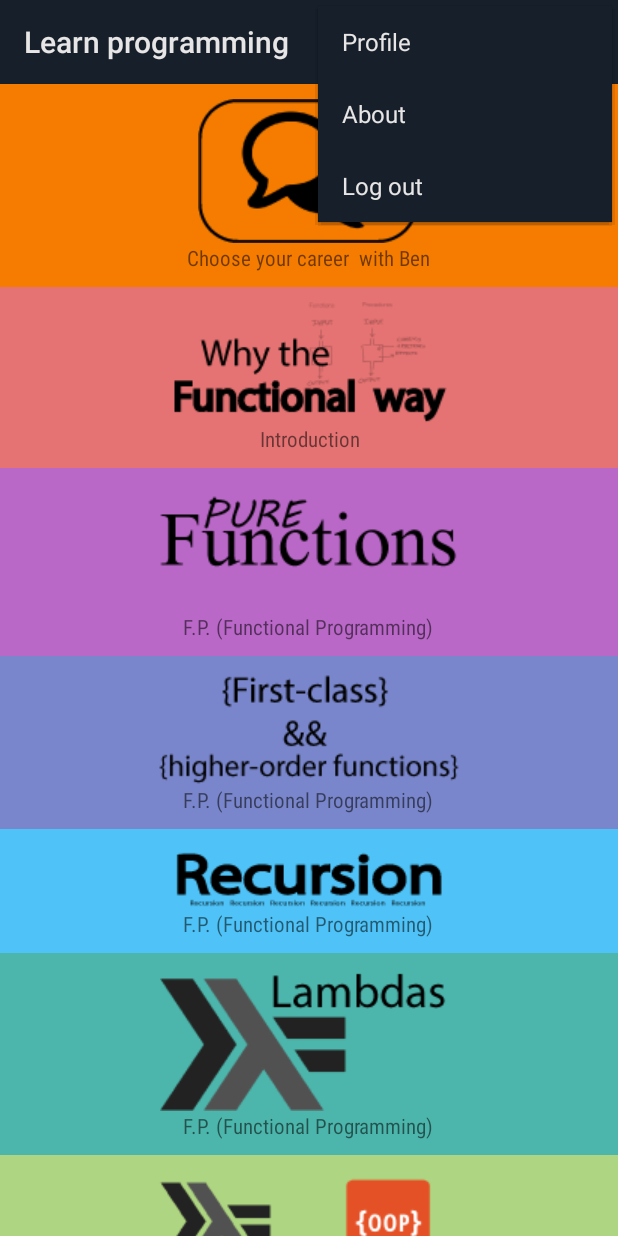
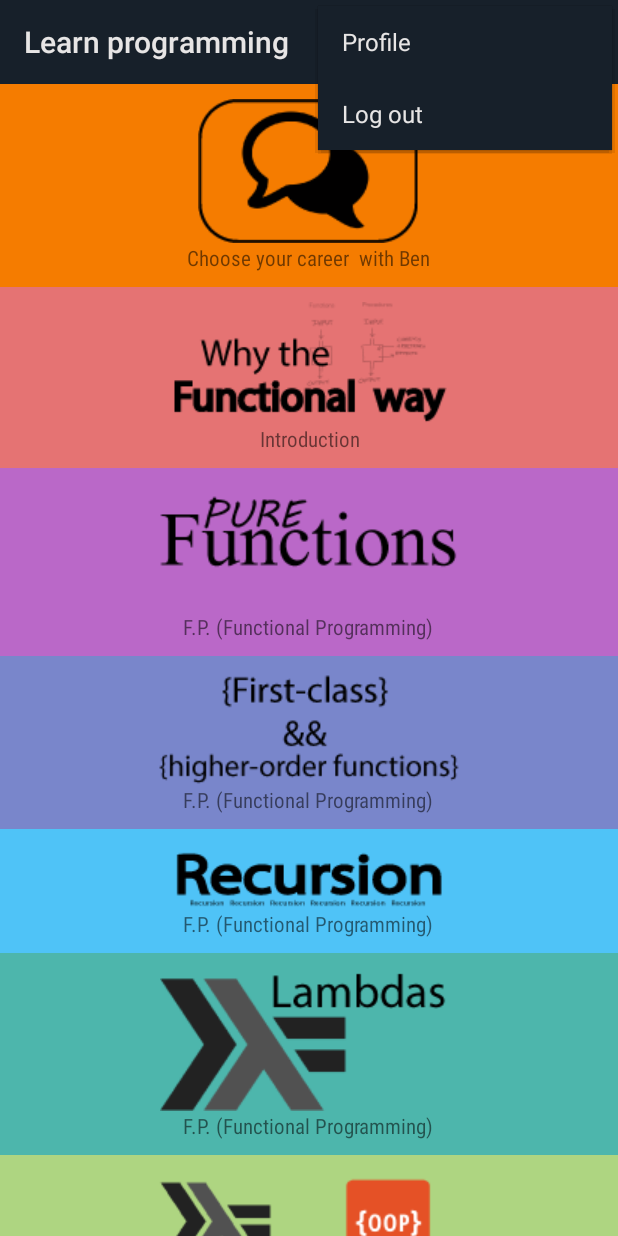
Before and after one commit to Kanames/Proiect_LearningByPlayingGame, an Android app: the MainActivity screen opened directly, with no data from a screen before it, with the options menu open, on a phone screen of 412 x 824 dp. Run offline under Robolectric (Android 15) with nearby library versions, the phone set to English and light mode, and no system bars; 4 statements that could not run were skipped.

Commit message:
70% done ( incercam sa il facem dinamic )

```diff
--- a/app/src/main/java/ro/LearnByPLaying/Activitati/LoginActivity.java
+++ b/app/src/main/java/ro/LearnByPLaying/Activitati/LoginActivity.java
@@ -26,7 +26,11 @@ import com.google.firebase.database.DatabaseReference;
 import com.google.firebase.database.FirebaseDatabase;
 import com.google.firebase.database.ValueEventListener;
 
+import java.util.ArrayList;
+
 import javax.security.auth.login.LoginException;
+
+import ro.LearnByPLaying.Beans.Courses;
 import ro.LearnByPLaying.Beans.User;
 import ro.LearnByPLaying.Utilitare.FirebaseRealtimeDBUtils;
 import ro.LearnByPLaying.Utilitare.StringUtils;
@@ -110,6 +114,7 @@ public class LoginActivity extends AppCompatActivity {
                                                                                                   Log.d("Activitati", TAG+"FirstNameDB email: " + user[0].getFirstName());
                                                                                                   intent.putExtra("SESSION_USER", user[0]);
                                                                                                   if(user[0].getNickName() != null) {
+                                                                                                      final ArrayList<Courses> cursuri = FirebaseRealtimeDBUtils.getCoursesList();
                                                                                                       Intent intent2 = new Intent(LoginActivity.this, MainActivity.class);
                                                                                                       intent2.putExtra("SESSION_USER", user[0]);
                                                                                                       startActivity(intent2);
--- a/app/src/main/java/ro/LearnByPLaying/Utilitare/StringUtils.java
+++ b/app/src/main/java/ro/LearnByPLaying/Utilitare/StringUtils.java
@@ -146,6 +146,7 @@ public class StringUtils {
     }
 
 
+
     /**
      * Old method in OOP style
      * @param object
--- a/app/src/main/res/drawable/bg_circle.xml
+++ /dev/null
@@ -1,6 +0,0 @@
-<?xml version="1.0" encoding="utf-8"?>
-<shape xmlns:android="http://schemas.android.com/apk/res/android"
-    android:shape="oval">
-    <solid android:color="@color/colorPrimary"/>
-    <size android:width="120dp" android:height="120dp"/>
-</shape>
--- a/app/src/main/res/menu/menu.xml
+++ b/app/src/main/res/menu/menu.xml
@@ -13,9 +13,9 @@
     <item android:id="@+id/menu_profile"
         android:title="Profile"
         app:showAsAction="never"/>
-    <item android:id="@+id/menu_about"
-        android:title="About"
-        app:showAsAction="never"/>
+    <!--<item android:id="@+id/menu_about"-->
+        <!--android:title="About"-->
+        <!--app:showAsAction="never"/>-->
     <item android:id="@+id/log_out"
         android:title="Log out"
         app:showAsAction="never"/>
--- a/app/src/main/res/values/strings.xml
+++ b/app/src/main/res/values/strings.xml
@@ -157,11 +157,6 @@
     <string name="action_settings">Settings</string>
 
 
-
-
-
-
-
     <!-- "Material is the metaphor.\n\n"-->
     <string name="lesson_functional_programming" formatted="false">
          <![CDATA[
@@ -282,7 +277,36 @@
     <string name="lesson_recursion" formatted="false">
          <![CDATA[
         <br><strong>RECURSION recursion recursion</strong>
-
+        <br>&nbsp;&nbsp;&nbsp;&nbsp;
+        The first technique that we are going to use is called head recursion. Let\'s translate the previous function to a head recursive function:
+        <br>
+        <font face="verdana" color="green">
+        &nbsp;def sumIntsToRecursive(i: Int) : Int =<br>
+        &nbsp;&nbsp;  if (i == 0) 0 else i + sumIntsToRecursive(i - 1)<br>
+        </font>
+        <br>
+        This function does not have any side effects. Internally, it calculates a sum until we reach the base case, which is 0. Here is the stack trace for sumIntsToRecursive(5):
+        <br>
+        <font face="verdana" color="green">
+        sumIntsToRecursive(5)<br>
+        5 + sumIntsToRecursive(4)<br>
+        5 + (4 + sumIntsToRecursive(3))<br>
+        5 + (4 + (3 + sumIntsToRecursive(2)))<br>
+        5 + (4 + (3 + (2 + sumIntsToRecursive(1))))<br>
+        5 + (4 + (3 + (2 + (1 + sumIntsToRecursive(0)))))<br>
+        5 + (4 + (3 + (2 + (1 + 0))))<br>
+        > 15
+        </font>
+        <br>
+        We can say that the recursive calls occur before the computation, or at the head. That means that after the recursive call we can have other blocks to evaluate, or like in this case,
+        we evaluate the first sum after all the consequent evaluations are reduced.
+        <br>
+        You could see as well that we have to keep the state of the current computation until we finish evaluating the stack, so in the last step we will end up holding: 5 + 4 + 3 + 2 + 1 and
+        then we will evaluate the last case to finish up with the computation of all the values that we had in the intermediate steps.
+        <br>
+        Holding this state can be a problem, especially if we deal with a large set of numbers. If we try to evaluate the previous function passing Integer.MAX_VALUE as the argument, we will
+        see that the function crashes and gives us a StackOverflowException. Even if we achieved our initial purpose of not having side effects, we do have one if the number is too large to be
+        evaluated. That leads us to the next technique, tail recursion.
 
         <br><br>
         </font>
@@ -292,21 +316,28 @@
     <string name="lesson_lambdas" formatted="false">
          <![CDATA[
         <br><strong>Such a big WORD: LAMBDA</strong>
-
+        <br>
+        Lambda expressions are introduced in Java 8 and are touted to be the biggest feature of Java 8. Lambda expression facilitates functional programming, and simplifies the development a lot.
+        <br><br>
+        <strong>Optional type declaration </strong>− No need to declare the type of a parameter. The compiler can inference the same from the value of the parameter.
+        <br>
+        <strong>Optional parenthesis around parameter</strong> − No need to declare a single parameter in parenthesis. For multiple parameters, parentheses are required.
+        <br>
+        <strong>Optional curly braces </strong>− No need to use curly braces in expression body if the body contains a single statement.
+        <br>
+        <strong>Optional return keyword </strong>− The compiler automatically returns the value if the body has a single expression to return the value. Curly braces are required to indicate that expression returns a value.
 
         <br><br>
         </font>
-        <font color="RED">Content Copyright © Mar 4, 2017 by Eric Elliott</font>
+        <font color="RED">Content Copyright © Tutorials Point (India) Pvt. Ltd.</font>
         ]]>
     </string>
     <string name="lesson_oop_vs_fp" formatted="false">
          <![CDATA[
         <br><strong>OOP vs FP</strong>
 
+            << - in construction - >>
 
-        <br><br>
-        </font>
-        <font color="RED">Content Copyright © Mar 4, 2017 by Eric Elliott</font>
         ]]>
     </string>
 </resources>
```
Also changed, not shown: app/build.gradle (+7 -0 lines), app/src/main/AndroidManifest.xml (+9 -4 lines), app/src/main/java/ro/LearnByPLaying/Activitati/ChatBotActivity.java (+21 -17 lines), app/src/main/java/ro/LearnByPLaying/Activitati/MainActivity.java (+5 -5 lines), app/src/main/java/ro/LearnByPLaying/Activitati/ProfileActivity.java (+16 -6 lines), app/src/main/java/ro/LearnByPLaying/Utilitare/FirebaseRealtimeDBUtils.java (+48 -3 lines), app/src/main/res/drawable-v24/ic_launcher_foreground.xml (deleted, +0 -34 lines), app/src/main/res/drawable/btn_rounded_corner.xml (deleted, +0 -14 lines), app/src/main/res/drawable/btn_shape_01.xml (deleted, +0 -23 lines), app/src/main/res/drawable/ic_launcher_background.xml (deleted, +0 -74 lines), app/src/main/res/drawable/return_btn.xml (deleted, +0 -10 lines), app/src/main/res/drawable/rounded_button.xml (deleted, +0 -9 lines), app/src/main/res/layout/activity_lesson.xml (deleted, +0 -76 lines), app/src/main/res/drawable/icon_lessons_break.png (deleted).
